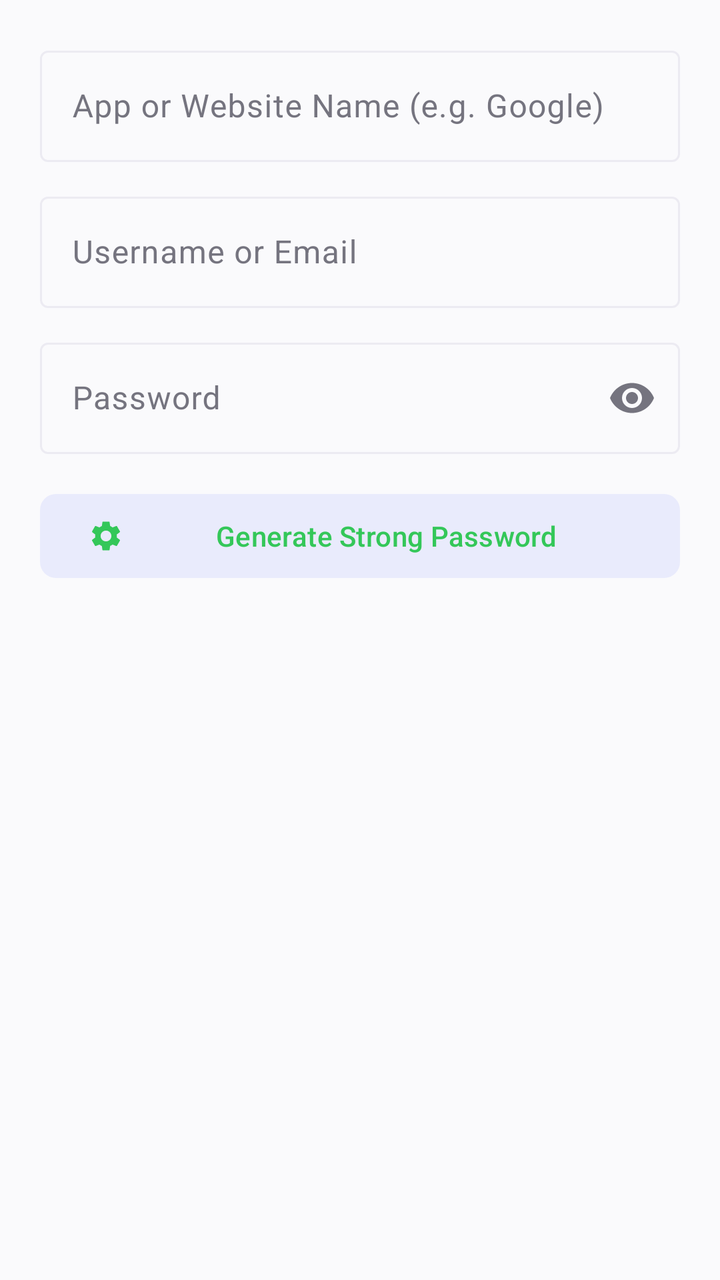
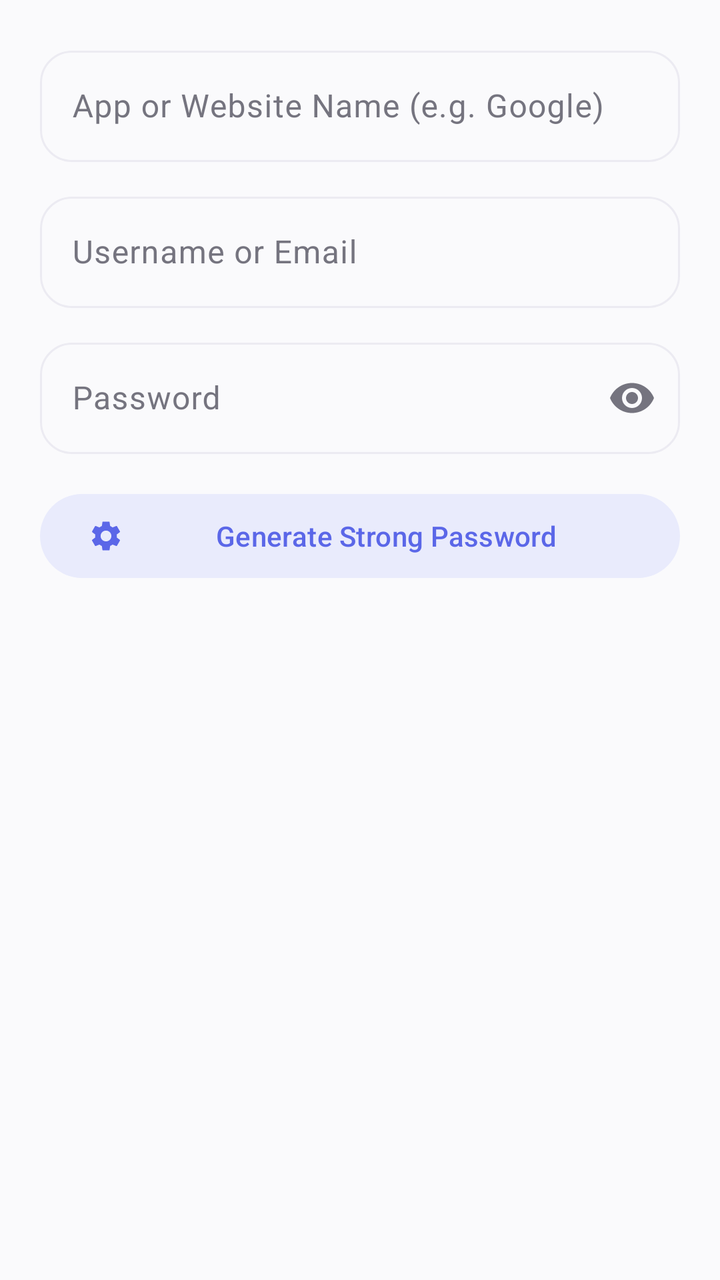

Before-and-after screenshots of an Android layout around one commit, followed by the original layout XML and the change that was made.
<!-- AndroidManifest.xml: application theme Theme.LorenzFlow -->
<!-- res/layout/dialog_add_password.xml -->
<?xml version="1.0" encoding="utf-8"?>
<LinearLayout
    xmlns:android="http://schemas.android.com/apk/res/android"
    xmlns:app="http://schemas.android.com/apk/res-auto"
    android:layout_width="match_parent"
    android:layout_height="wrap_content"
    android:orientation="vertical"
    android:padding="20dp">

    
    <com.google.android.material.textfield.TextInputLayout
        android:id="@+id/layout_password_title"
        style="@style/Widget.Material3.TextInputLayout.OutlinedBox"
        android:layout_width="match_parent"
        android:layout_height="wrap_content"
        android:layout_marginBottom="12dp"
        android:hint="App or Website Name (e.g. Google)">

        <com.google.android.material.textfield.TextInputEditText
            android:id="@+id/edit_password_title"
            android:layout_width="match_parent"
            android:layout_height="wrap_content"
            android:inputType="text"
            android:maxLines="1"
            android:fontFamily="sans-serif"/>

    </com.google.android.material.textfield.TextInputLayout>

    
    <com.google.android.material.textfield.TextInputLayout
        android:id="@+id/layout_password_username"
        style="@style/Widget.Material3.TextInputLayout.OutlinedBox"
        android:layout_width="match_parent"
        android:layout_height="wrap_content"
        android:layout_marginBottom="12dp"
        android:hint="Username or Email">

        <com.google.android.material.textfield.TextInputEditText
            android:id="@+id/edit_password_username"
            android:layout_width="match_parent"
            android:layout_height="wrap_content"
            android:inputType="textEmailAddress"
            android:maxLines="1"
            android:fontFamily="sans-serif"/>

    </com.google.android.material.textfield.TextInputLayout>

    
    <com.google.android.material.textfield.TextInputLayout
        android:id="@+id/layout_password_val"
        style="@style/Widget.Material3.TextInputLayout.OutlinedBox"
        android:layout_width="match_parent"
        android:layout_height="wrap_content"
        android:layout_marginBottom="16dp"
        android:hint="Password"
        app:endIconMode="password_toggle">

        <com.google.android.material.textfield.TextInputEditText
            android:id="@+id/edit_password_val"
            android:layout_width="match_parent"
            android:layout_height="wrap_content"
            android:inputType="textPassword"
            android:maxLines="1"
            android:fontFamily="sans-serif"/>

    </com.google.android.material.textfield.TextInputLayout>

    
    <com.google.android.material.button.MaterialButton
        android:id="@+id/btn_generate_password"
        style="@style/Widget.Material3.Button.TonalButton"
        android:layout_width="match_parent"
        android:layout_height="50dp"
        android:text="Generate Strong Password"
        app:icon="@drawable/ic_settings"
        android:textColor="@color/ios_green"
        app:iconTint="@color/ios_green"
        app:cornerRadius="8dp" />

</LinearLayout>
<!-- resources referenced by this layout -->
<resources>
  <color name="ios_green">#34C759</color>
  <style name="Theme.LorenzFlow" parent="Theme.Material3.Light.NoActionBar">
          <item name="colorPrimary">@color/lf_accent</item>
          <item name="colorOnPrimary">@color/lf_on_accent</item>
          <item name="colorPrimaryContainer">@color/lf_accent_soft</item>
          <item name="colorOnPrimaryContainer">@color/lf_text_primary</item>
          <item name="colorSecondary">@color/lf_accent</item>
          <item name="colorOnSecondary">@color/lf_on_accent</item>
          <item name="colorSecondaryContainer">@color/lf_accent_soft</item>
          <item name="colorOnSecondaryContainer">@color/lf_text_primary</item>
          <item name="colorTertiary">@color/md_theme_light_tertiary</item>
          <item name="colorOnTertiary">@color/md_theme_light_onTertiary</item>
          <item name="colorTertiaryContainer">@color/md_theme_light_tertiaryContainer</item>
          <item name="colorOnTertiaryContainer">@color/md_theme_light_onTertiaryContainer</item>
          <item name="colorError">@color/md_theme_light_error</item>
          <item name="colorOnError">@color/md_theme_light_onError</item>
          <item name="colorErrorContainer">@color/md_theme_light_errorContainer</item>
          <item name="colorOnErrorContainer">@color/md_theme_light_onErrorContainer</item>
          <item name="android:colorBackground">@color/lf_background</item>
          
          <item name="android:windowBackground">@color/lf_background</item>
          <item name="colorOnBackground">@color/lf_text_primary</item>
          <item name="colorSurface">@color/lf_surface</item>
          <item name="colorOnSurface">@color/lf_text_primary</item>
          <item name="colorSurfaceVariant">@color/lf_surface_variant</item>
          <item name="colorOnSurfaceVariant">@color/lf_text_secondary</item>
          <item name="colorOutline">@color/lf_hairline</item>
          <item name="colorOutlineVariant">@color/lf_hairline</item>
          <item name="colorSurfaceInverse">@color/md_theme_light_inverseSurface</item>
          <item name="colorOnSurfaceInverse">@color/md_theme_light_inverseOnSurface</item>
  
          
          <item name="shapeAppearanceSmallComponent">@style/ShapeAppearance.LF.Pill</item>
          <item name="shapeAppearanceMediumComponent">@style/ShapeAppearance.LF.Corner24</item>
          <item name="shapeAppearanceLargeComponent">@style/ShapeAppearance.LF.Corner24</item>
  
          
          <item name="android:statusBarColor">@android:color/transparent</item>
          <item name="android:navigationBarColor">@color/md_theme_light_surface</item>
          <item name="android:windowLightStatusBar">true</item>
      </style>
  <color name="lf_accent">#5B67E8</color>
  <color name="lf_on_accent">#FFFFFF</color>
  <color name="lf_accent_soft">#E9EBFC</color>
  <color name="lf_text_primary">#20202B</color>
  <color name="md_theme_light_tertiary">#FF9500</color>
  <color name="md_theme_light_onTertiary">#FFFFFF</color>
  <color name="md_theme_light_tertiaryContainer">#FFDDB3</color>
  <color name="md_theme_light_onTertiaryContainer">#2A1800</color>
  <color name="md_theme_light_error">#FF3B30</color>
  <color name="md_theme_light_onError">#FFFFFF</color>
  <color name="md_theme_light_errorContainer">#FFDAD6</color>
  <color name="md_theme_light_onErrorContainer">#410002</color>
  <color name="lf_background">#FAFAFC</color>
  <color name="lf_surface">#FFFFFF</color>
  <color name="lf_surface_variant">#F3F2F8</color>
  <color name="lf_text_secondary">#75747F</color>
  <color name="lf_hairline">#ECEBF2</color>
  <color name="md_theme_light_inverseSurface">#2C2C2E</color>
  <color name="md_theme_light_inverseOnSurface">#F2F2F7</color>
  <style name="ShapeAppearance.LF.Pill" parent="ShapeAppearance.Material3.SmallComponent">
          <item name="cornerFamily">rounded</item>
          <item name="cornerSize">50%</item>
      </style>
  <color name="md_theme_light_surface">#FFFFFF</color>
  <!-- unchanged entries left out for length: 2 -->
</resources>

<!-- the commit's change to res/layout/dialog_add_password.xml (unified diff, before → after) -->
@@ -14,7 +14,12 @@
         android:layout_width="match_parent"
         android:layout_height="wrap_content"
         android:layout_marginBottom="12dp"
-        android:hint="App or Website Name (e.g. Google)">
+        android:textColorHint="@color/lf_text_secondary"
+        android:hint="@string/pm_hint_app_name"
+        app:boxCornerRadiusTopStart="16dp"
+        app:boxCornerRadiusTopEnd="16dp"
+        app:boxCornerRadiusBottomStart="16dp"
+        app:boxCornerRadiusBottomEnd="16dp">
 
         <com.google.android.material.textfield.TextInputEditText
             android:id="@+id/edit_password_title"
@@ -22,6 +27,7 @@
             android:layout_height="wrap_content"
             android:inputType="text"
             android:maxLines="1"
+            android:textColor="@color/lf_text_primary"
             android:fontFamily="sans-serif"/>
 
     </com.google.android.material.textfield.TextInputLayout>
@@ -33,7 +39,12 @@
         android:layout_width="match_parent"
         android:layout_height="wrap_content"
         android:layout_marginBottom="12dp"
-        android:hint="Username or Email">
+        android:textColorHint="@color/lf_text_secondary"
+        android:hint="@string/pm_hint_username"
+        app:boxCornerRadiusTopStart="16dp"
+        app:boxCornerRadiusTopEnd="16dp"
+        app:boxCornerRadiusBottomStart="16dp"
+        app:boxCornerRadiusBottomEnd="16dp">
 
         <com.google.android.material.textfield.TextInputEditText
             android:id="@+id/edit_password_username"
@@ -41,6 +52,7 @@
             android:layout_height="wrap_content"
             android:inputType="textEmailAddress"
             android:maxLines="1"
+            android:textColor="@color/lf_text_primary"
             android:fontFamily="sans-serif"/>
 
     </com.google.android.material.textfield.TextInputLayout>
@@ -52,8 +64,13 @@
         android:layout_width="match_parent"
         android:layout_height="wrap_content"
         android:layout_marginBottom="16dp"
-        android:hint="Password"
-        app:endIconMode="password_toggle">
+        android:textColorHint="@color/lf_text_secondary"
+        android:hint="@string/pm_hint_password"
+        app:endIconMode="password_toggle"
+        app:boxCornerRadiusTopStart="16dp"
+        app:boxCornerRadiusTopEnd="16dp"
+        app:boxCornerRadiusBottomStart="16dp"
+        app:boxCornerRadiusBottomEnd="16dp">
 
         <com.google.android.material.textfield.TextInputEditText
             android:id="@+id/edit_password_val"
@@ -61,6 +78,7 @@
             android:layout_height="wrap_content"
             android:inputType="textPassword"
             android:maxLines="1"
+            android:textColor="@color/lf_text_primary"
             android:fontFamily="sans-serif"/>
 
     </com.google.android.material.textfield.TextInputLayout>
@@ -71,10 +89,10 @@
         style="@style/Widget.Material3.Button.TonalButton"
         android:layout_width="match_parent"
         android:layout_height="50dp"
-        android:text="Generate Strong Password"
+        android:text="@string/pm_generate_password"
         app:icon="@drawable/ic_settings"
-        android:textColor="@color/ios_green"
-        app:iconTint="@color/ios_green"
-        app:cornerRadius="8dp" />
+        android:textColor="@color/lf_accent"
+        app:iconTint="@color/lf_accent"
+        app:cornerRadius="25dp" />
 
 </LinearLayout>
<!-- resource entries referenced after the edit -->
@@ -1,6 +1,5 @@
 <!-- resources referenced by this layout -->
 <resources>
-  <color name="ios_green">#34C759</color>
   <style name="Theme.LorenzFlow" parent="Theme.Material3.Light.NoActionBar">
           <item name="colorPrimary">@color/lf_accent</item>
           <item name="colorOnPrimary">@color/lf_on_accent</item>
@@ -10,14 +9,14 @@
           <item name="colorOnSecondary">@color/lf_on_accent</item>
           <item name="colorSecondaryContainer">@color/lf_accent_soft</item>
           <item name="colorOnSecondaryContainer">@color/lf_text_primary</item>
-          <item name="colorTertiary">@color/md_theme_light_tertiary</item>
-          <item name="colorOnTertiary">@color/md_theme_light_onTertiary</item>
-          <item name="colorTertiaryContainer">@color/md_theme_light_tertiaryContainer</item>
-          <item name="colorOnTertiaryContainer">@color/md_theme_light_onTertiaryContainer</item>
-          <item name="colorError">@color/md_theme_light_error</item>
-          <item name="colorOnError">@color/md_theme_light_onError</item>
-          <item name="colorErrorContainer">@color/md_theme_light_errorContainer</item>
-          <item name="colorOnErrorContainer">@color/md_theme_light_onErrorContainer</item>
+          <item name="colorTertiary">#FF9500</item>
+          <item name="colorOnTertiary">#FFFFFF</item>
+          <item name="colorTertiaryContainer">#FFDDB3</item>
+          <item name="colorOnTertiaryContainer">#2A1800</item>
+          <item name="colorError">#FF3B30</item>
+          <item name="colorOnError">#FFFFFF</item>
+          <item name="colorErrorContainer">#FFDAD6</item>
+          <item name="colorOnErrorContainer">#410002</item>
           <item name="android:colorBackground">@color/lf_background</item>
           
           <item name="android:windowBackground">@color/lf_background</item>
@@ -28,8 +27,8 @@
           <item name="colorOnSurfaceVariant">@color/lf_text_secondary</item>
           <item name="colorOutline">@color/lf_hairline</item>
           <item name="colorOutlineVariant">@color/lf_hairline</item>
-          <item name="colorSurfaceInverse">@color/md_theme_light_inverseSurface</item>
-          <item name="colorOnSurfaceInverse">@color/md_theme_light_inverseOnSurface</item>
+          <item name="colorSurfaceInverse">#2C2C2E</item>
+          <item name="colorOnSurfaceInverse">#F2F2F7</item>
   
           
           <item name="shapeAppearanceSmallComponent">@style/ShapeAppearance.LF.Pill</item>
@@ -38,33 +37,26 @@
   
           
           <item name="android:statusBarColor">@android:color/transparent</item>
-          <item name="android:navigationBarColor">@color/md_theme_light_surface</item>
+          <item name="android:navigationBarColor">@color/lf_surface</item>
           <item name="android:windowLightStatusBar">true</item>
       </style>
   <color name="lf_accent">#5B67E8</color>
   <color name="lf_on_accent">#FFFFFF</color>
   <color name="lf_accent_soft">#E9EBFC</color>
   <color name="lf_text_primary">#20202B</color>
-  <color name="md_theme_light_tertiary">#FF9500</color>
-  <color name="md_theme_light_onTertiary">#FFFFFF</color>
-  <color name="md_theme_light_tertiaryContainer">#FFDDB3</color>
-  <color name="md_theme_light_onTertiaryContainer">#2A1800</color>
-  <color name="md_theme_light_error">#FF3B30</color>
-  <color name="md_theme_light_onError">#FFFFFF</color>
-  <color name="md_theme_light_errorContainer">#FFDAD6</color>
-  <color name="md_theme_light_onErrorContainer">#410002</color>
   <color name="lf_background">#FAFAFC</color>
   <color name="lf_surface">#FFFFFF</color>
   <color name="lf_surface_variant">#F3F2F8</color>
   <color name="lf_text_secondary">#75747F</color>
+  <string name="pm_generate_password">Generate Strong Password</string>
+  <string name="pm_hint_app_name">App or Website Name (e.g. Google)</string>
+  <string name="pm_hint_password">Password</string>
+  <string name="pm_hint_username">Username or Email</string>
   <color name="lf_hairline">#ECEBF2</color>
-  <color name="md_theme_light_inverseSurface">#2C2C2E</color>
-  <color name="md_theme_light_inverseOnSurface">#F2F2F7</color>
   <style name="ShapeAppearance.LF.Pill" parent="ShapeAppearance.Material3.SmallComponent">
           <item name="cornerFamily">rounded</item>
           <item name="cornerSize">50%</item>
       </style>
-  <color name="md_theme_light_surface">#FFFFFF</color>
   <!-- unchanged entries left out for length: 2 -->
 </resources>
 
